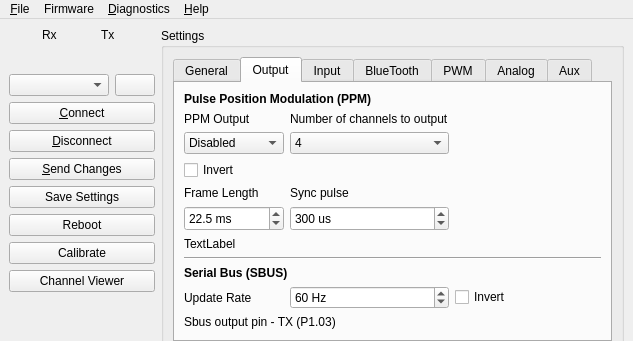
The window that gui/src/mainwindow.ui (dlktdr/HeadTracker) describes before a commit, drawn with Qt 5; both pictures show x 0 to 633 and y 0 to 341 of the 633 by 703 pixel window.
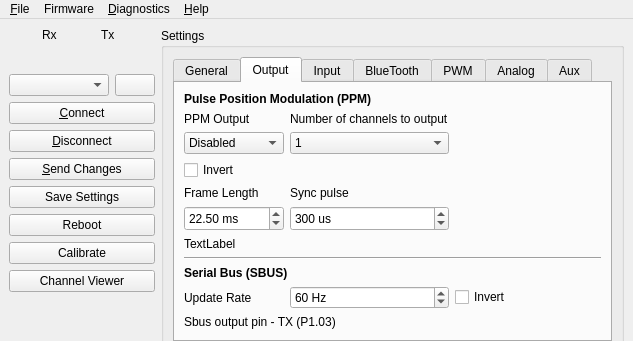
The same window after the commit. The open tabs and pages were chosen to show the change. Icons and pictures are not drawn. Custom widgets are drawn as their Qt base class.

What changed in the file:
```diff
--- a/gui/src/mainwindow.ui
+++ b/gui/src/mainwindow.ui
@@ -910,10 +910,10 @@
                     <string> ms</string>
                    </property>
                    <property name="decimals">
-                    <number>1</number>
+                    <number>2</number>
                    </property>
                    <property name="minimum">
-                    <double>12.500000000000000</double>
+                    <double>6.660000000000000</double>
                    </property>
                    <property name="maximum">
                     <double>40.000000000000000</double>
@@ -1079,11 +1079,26 @@
                     </size>
                    </property>
                    <property name="currentText">
-                    <string>4</string>
+                    <string>1</string>
                    </property>
                    <property name="currentIndex">
                     <number>0</number>
                    </property>
+                   <item>
+                    <property name="text">
+                     <string>1</string>
+                    </property>
+                   </item>
+                   <item>
+                    <property name="text">
+                     <string>2</string>
+                    </property>
+                   </item>
+                   <item>
+                    <property name="text">
+                     <string>3</string>
+                    </property>
+                   </item>
                    <item>
                     <property name="text">
                      <string>4</string>
```
Left out of the diff: 2 changed lines with no effect on the pictures.
